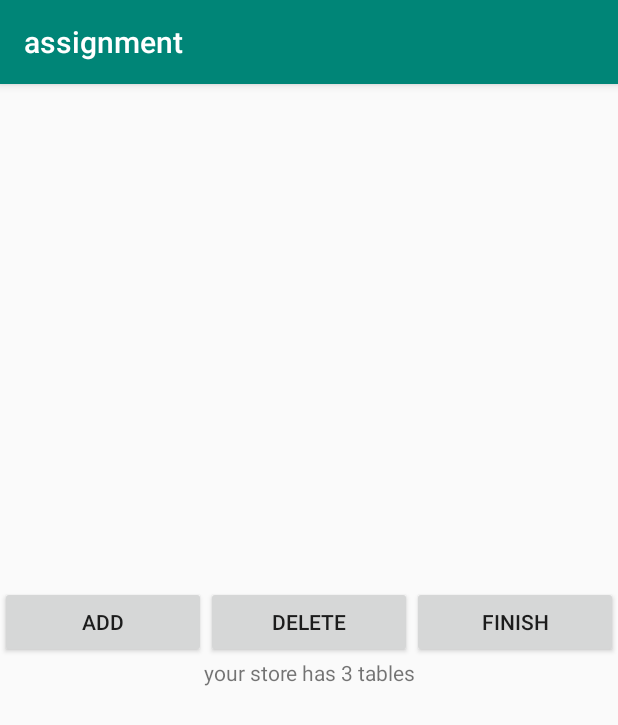
After one commit to tranVyTDT/android-studio, an Android app: the fragment addTable shown on its own in the app's theme, on a phone screen of 412 x 824 dp. The commit adds this screen. Shown: the top 725 px of the screen. Run offline under Robolectric (Android 15) with nearby library versions, the phone set to English and light mode, and no system bars; 1 statement that could not run was skipped.

Commit message:
update
updRWE

```diff
--- /dev/null
+++ b/app/src/main/java/com/example/hp/assignment/ReadJSONExample.java
@@ -0,0 +1,72 @@
+package com.example.hp.assignment;
+
+import android.content.Context;
+import android.widget.Toast;
+
+import org.json.JSONArray;
+import org.json.JSONException;
+import org.json.JSONObject;
+
+import java.io.BufferedReader;
+import java.io.IOException;
+import java.io.InputStream;
+import java.io.InputStreamReader;
+
+
+import java.util.ArrayList;
+
+public class ReadJSONExample {
+
+    public static ArrayList<Store> readDataJSONFile(Context context) throws IOException,JSONException
+    {
+        JSONObject jsonRoot = null;
+        ArrayList<Store> data = new ArrayList<>();
+        String jsonText = readText(context, R.raw.data);
+        try
+        {
+             jsonRoot = new JSONObject(jsonText);
+
+        }
+        catch (Exception e)
+        {
+            Toast.makeText(context, "json error",Toast.LENGTH_LONG).show();
+            e.printStackTrace();
+        }
+
+        JSONArray jArray = jsonRoot.getJSONArray("Store");
+        for(int i = 0; i < jsonRoot.length() ; i++)
+        {
+            JSONObject json_data = jArray.getJSONObject(i);
+            ///
+            ArrayList<String > Dishes = new ArrayList<>();
+            ArrayList<Integer> Price = new ArrayList<>();
+
+            String name = json_data.getString("StoreName");
+            int tables = json_data.getInt("tables");
+
+            JSONArray jsonDishes = json_data.getJSONArray("dishes");
+            JSONArray jsonPrice = json_data.getJSONArray("price");
+            for(int j = 0 ; j < jsonDishes.length() ; j++)
+            {
+                Dishes.add(jsonDishes.getString(j));
+                Price.add(jsonPrice.getInt(j));
+            }
+
+            data.add(new Store(name , tables , Dishes , Price));
+        }
+
+        return data;
+    }
+
+    public static String readText(Context context, int data) throws IOException {
+        InputStream is = context.getResources().openRawResource(data);
+        BufferedReader br= new BufferedReader(new InputStreamReader(is));
+        StringBuilder sb= new StringBuilder();
+        String s = null;
+        while((  s = br.readLine())!=null) {
+            sb.append(s);
+            sb.append("\n");
+        }
+        return sb.toString();
+    }
+}
--- /dev/null
+++ b/app/src/main/java/com/example/hp/assignment/Store.java
@@ -0,0 +1,50 @@
+package com.example.hp.assignment;
+
+import java.util.ArrayList;
+
+public class Store {
+    public String StoreName;
+    public int AmountTables;
+    public ArrayList<String> Dishes;
+    public ArrayList<Integer> Price;
+
+    public Store(String name, int tables, ArrayList<String> dishes, ArrayList<Integer> price) {
+        this.setStoreName(name);
+        this.setAmountTables(tables);
+        this.setDishes(dishes);
+        this.setPrice(price);
+    }
+
+    public String getStoreName() {
+        return StoreName;
+    }
+
+    public void setStoreName(String storeName) {
+        StoreName = storeName;
+    }
+
+
+    public int getAmountTables() {
+        return AmountTables;
+    }
+
+    public void setAmountTables(int amountTables) {
+        AmountTables = amountTables;
+    }
+
+    public ArrayList<String> getDishes() {
+        return Dishes;
+    }
+
+    public void setDishes(ArrayList<String> dishes) {
+        Dishes = dishes;
+    }
+
+    public ArrayList<Integer> getPrice() {
+        return Price;
+    }
+
+    public void setPrice(ArrayList<Integer> price) {
+        Price = price;
+    }
+}
--- /dev/null
+++ b/app/src/main/java/com/example/hp/assignment/addTable.java
@@ -0,0 +1,145 @@
+package com.example.hp.assignment;
+
+import android.annotation.TargetApi;
+import android.content.Context;
+import android.net.Uri;
+import android.os.Build;
+import android.os.Bundle;
+import android.support.annotation.RequiresApi;
+import android.support.v4.app.Fragment;
+import android.support.v4.app.FragmentManager;
+import android.text.Layout;
+import android.view.LayoutInflater;
+import android.view.View;
+import android.view.ViewGroup;
+import android.widget.Button;
+import android.widget.TextView;
+import android.widget.Toast;
+
+import org.json.JSONArray;
+import org.json.JSONException;
+import org.json.JSONObject;
+
+import java.io.IOException;
+import java.util.ArrayList;
+import java.util.Objects;
+
+import static com.example.hp.assignment.ReadJSONExample.readText;
+
+
+public class addTable extends Fragment {
+    Button finish;
+    Button add;
+    Button delete;
+    TextView amoutTables;
+    public ArrayList<Store> data;
+    public Store store;
+    @RequiresApi(api = Build.VERSION_CODES.KITKAT)
+    public View onCreateView(LayoutInflater inflater, ViewGroup container,
+                             Bundle savedInstanceState) {
+        // Inflate the layout for this fragment
+        View view = inflater.inflate(R.layout.fragment_add_table,container,false);
+
+        finish = view.findViewById(R.id.finish);
+        add = view.findViewById(R.id.add);
+        delete = view.findViewById(R.id.delete);
+        amoutTables = view.findViewById(R.id.texttable);
+        amoutTables.setText("your store has "+0+" tables");
+        loadStore();
+
+        finish.setOnClickListener(new View.OnClickListener() {
+            @RequiresApi(api = Build.VERSION_CODES.KITKAT)
+            @Override
+            public void onClick(View v) {
+                try {
+                    updateData();//error
+                } catch (IOException e) {
+                    e.printStackTrace();
+                } catch (JSONException e) {
+                    e.printStackTrace();
+                }
+                Toast.makeText(getActivity(),"closed",Toast.LENGTH_LONG).show();
+                getActivity().onBackPressed();
+            }
+        });
+        add.setOnClickListener(new View.OnClickListener() {
+            @Override
+            public void onClick(View v) {
+                store.setAmountTables(store.getAmountTables()+1);
+                amoutTables.setText("your store has "+store.getAmountTables()+" tables");
+            }
+        });
+        delete.setOnClickListener(new View.OnClickListener() {
+            @Override
+            public void onClick(View v) {
+                store.setAmountTables(store.getAmountTables()-1);
+                amoutTables.setText("your store has "+store.getAmountTables()+" tables");
+            }
+        });
+
+
+        return view;
+
+    }
+
+    @android.support.annotation.RequiresApi(api = Build.VERSION_CODES.KITKAT)
+    private void updateData() throws IOException, JSONException {
+        JSONObject jsonRoot = null;
+        String jsonText = readText(getContext(), R.raw.data);
+        try
+        {
+            jsonRoot = new JSONObject(jsonText);
+
+        }
+        catch (Exception e)
+        {
+            Toast.makeText(getContext(), "json error",Toast.LENGTH_LONG).show();
+            e.printStackTrace();
+        }
+
+        JSONArray jArray = jsonRoot.getJSONArray("Store");
+        for(int i = 0; i < jsonRoot.length() ; i++)
+        {
+            JSONObject json_data = jArray.getJSONObject(i);
+            int tables = json_data.getInt("tables");
+            if (json_data.getString("StoreName").equals(getActivity().getIntent().getStringExtra("storeName")))
+            {
+                try {
+
+                    json_data.put("tables",store.getAmountTables());//error errorerrorerrorerrorerrorerrorerrorerror
+                    jArray.put(json_data);
+                    jArray.remove(0);
+                    Toast.makeText(getContext(), "data "+json_data.toString(),Toast.LENGTH_LONG).show();
+                } catch (Exception e) {
+                    Toast.makeText(getContext(), "fail to put data",Toast.LENGTH_LONG).show();
+                }
+            }
+
+        }
+    }
+
+    @TargetApi(Build.VERSION_CODES.KITKAT)
+    @RequiresApi(api = Build.VERSION_CODES.KITKAT)
+    private void loadStore() {
+        try {
+            data = ReadJSONExample.readDataJSONFile(getContext());
+        } catch (IOException e) {
+            e.printStackTrace();
+        } catch (JSONException e) {
+            e.printStackTrace();
+        }
+        for(int i = 0 ; i < data.size() ; i++)
+        {
+            if(Objects.requireNonNull(getActivity()).getIntent().getStringExtra("storeName").equals(data.get(i).getStoreName()));
+            {
+                Toast.makeText(getContext(), "i = " + i + " name = " +getActivity().getIntent().getStringExtra("storeName") + " = " + data.get(i).getStoreName() ,Toast.LENGTH_LONG).show();
+                store = data.get(i);
+                amoutTables.setText("your store has "+store.getAmountTables()+" tables");
+            }
+
+        }
+
+    }
+
+
+}
--- /dev/null
+++ b/app/src/main/res/layout/fragment_add_table.xml
@@ -0,0 +1,46 @@
+<?xml version="1.0" encoding="utf-8"?>
+<LinearLayout xmlns:android="http://schemas.android.com/apk/res/android"
+    xmlns:tools="http://schemas.android.com/tools"
+    android:layout_width="match_parent"
+    android:layout_height="wrap_content"
+    android:orientation="vertical"
+    android:gravity="center"
+    android:layout_gravity="center"
+    tools:context=".addTable"
+    android:id="@+id/addtableLO">
+
+
+    <LinearLayout
+        android:layout_width="match_parent"
+        android:layout_height="wrap_content"
+        android:orientation="horizontal">
+
+        <Button
+            android:id="@+id/add"
+            android:layout_width="wrap_content"
+            android:layout_height="match_parent"
+            android:layout_weight="1"
+            android:text="Add" />
+
+        <Button
+            android:id="@+id/delete"
+            android:layout_width="wrap_content"
+            android:layout_height="match_parent"
+            android:layout_weight="1"
+            android:text="delete" />
+
+        <Button
+            android:id="@+id/finish"
+            android:layout_width="wrap_content"
+            android:layout_height="wrap_content"
+            android:layout_weight="1"
+            android:text="finish" />
+    </LinearLayout>
+
+    <TextView
+        android:id="@+id/texttable"
+        android:textAlignment="center"
+        android:layout_width="match_parent"
+        android:layout_height="50dp"
+        android:text="0 tables" />
+</LinearLayout>
```
Also changed, not shown: app/src/main/java/com/example/hp/assignment/BlankFragment.java (added, +28 -0 lines), app/src/main/java/com/example/hp/assignment/Main2Activity.java (+58 -2 lines), app/src/main/java/com/example/hp/assignment/data.java (added, +15 -0 lines), app/src/main/res/layout/activity_main2.xml (+4 -3 lines), app/src/main/res/layout/fragment_blank.xml (added, +60 -0 lines), app/src/main/res/raw/data.json (added, +33 -0 lines).
